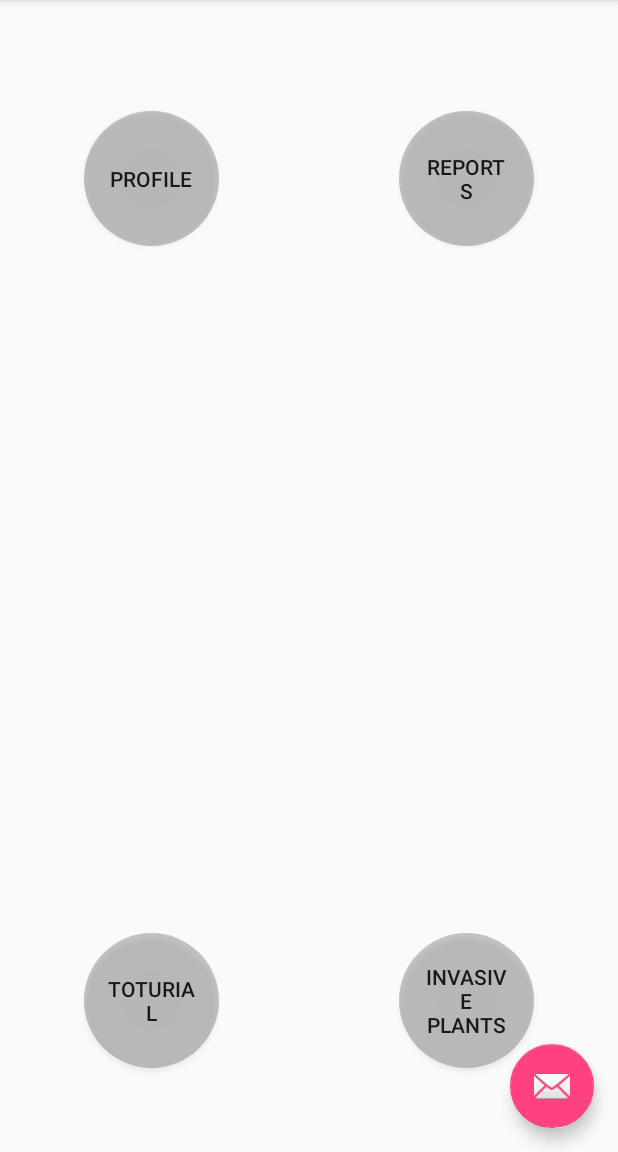
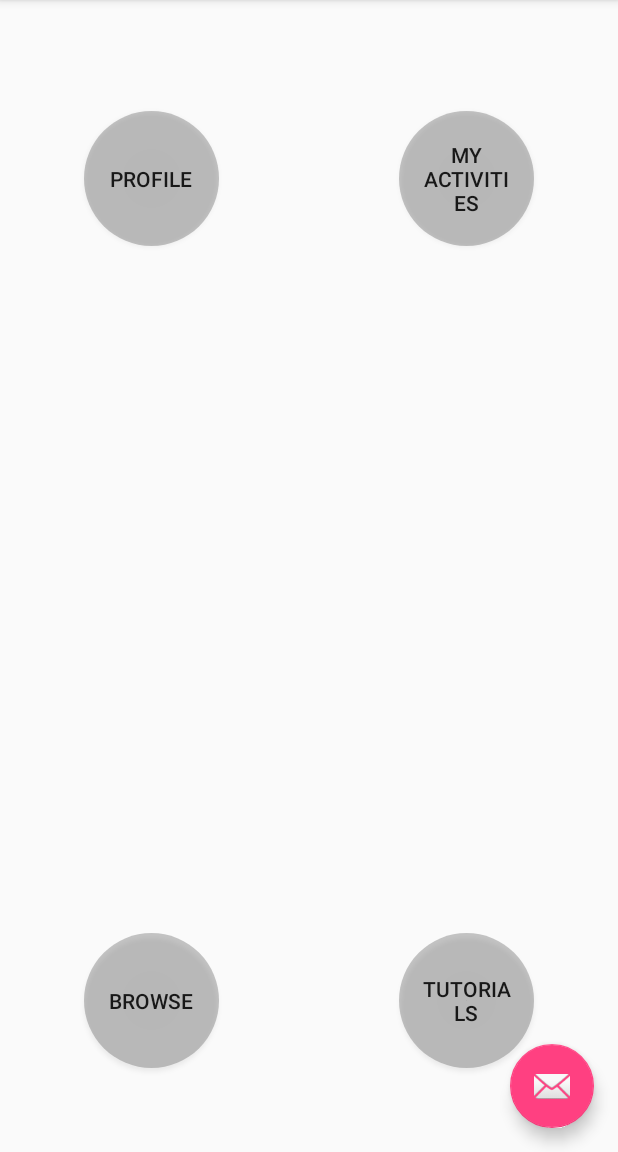
Before and after one commit to brianfu/TeamCSSS-Enactus, an Android app: the screen it shows after launch (MainActivity), on a phone screen of 412 x 824 dp, the part 84-1236 px from its top. Run offline under Robolectric (Android 15) with nearby library versions, the light colour scheme and no system bars.

Commit message:
First page completed

```diff
--- a/HACKtion/app/src/main/AndroidManifest.xml
+++ b/HACKtion/app/src/main/AndroidManifest.xml
@@ -22,7 +22,9 @@
         <activity
             android:name=".report"
             android:label="@string/title_activity_report"
-            android:theme="@style/AppTheme.NoActionBar"></activity>
+            android:theme="@style/AppTheme.NoActionBar" />
+        <activity android:name=".browsePage" />
+        <activity android:name=".tutorialPage"></activity>
     </application>
 
 </manifest>
--- a/HACKtion/app/src/main/res/layout/content_main.xml
+++ b/HACKtion/app/src/main/res/layout/content_main.xml
@@ -18,51 +18,54 @@
         android:id="@+id/Profile"
         android:layout_width="90dp"
         android:layout_height="90dp"
-            android:layout_alignLeft="@+id/Tutorial"
-            android:layout_alignStart="@+id/Tutorial"
-            android:layout_alignTop="@+id/Reports"
+        android:layout_alignLeft="@+id/browseButton"
+        android:layout_alignStart="@+id/browseButton"
+        android:layout_alignTop="@+id/myReport"
         android:background="@drawable/button_bg_round"
+        android:onClick="publicButton"
         android:padding="15dp"
         android:text="Profile"
         tools:clickable="true" />
 
     <Button
-            android:id="@+id/Tutorial"
+        android:id="@+id/browseButton"
         android:layout_width="90dp"
         android:layout_height="90dp"
-            android:background="@drawable/button_bg_round"
-            android:padding="15dp"
-            android:text="Toturial"
         android:layout_alignParentBottom="true"
+        android:layout_marginBottom="40dp"
+        android:layout_marginLeft="40dp"
         android:layout_marginRight="40dp"
         android:layout_marginStart="40dp"
-            android:layout_marginBottom="40dp"
-            android:layout_marginLeft="40dp" />
+        android:background="@drawable/button_bg_round"
+        android:onClick="browseButton"
+        android:padding="15dp"
+        android:text="Browse" />
 
     <Button
-            android:id="@+id/Reports"
+        android:id="@+id/myReport"
         android:layout_width="90dp"
         android:layout_height="90dp"
+        android:layout_alignParentEnd="true"
+        android:layout_alignParentRight="true"
+        android:layout_alignParentTop="true"
+        android:layout_marginEnd="40dp"
+        android:layout_marginRight="40dp"
         android:layout_marginTop="58dp"
         android:background="@drawable/button_bg_round"
+        android:onClick="reportButton"
         android:padding="15dp"
-            android:text="Reports"
-            android:layout_alignParentTop="true"
-            android:layout_alignParentRight="true"
-            android:layout_alignParentEnd="true"
-            android:layout_marginRight="40dp"
-            android:layout_marginEnd="40dp" />
+        android:text="My Activities" />
 
     <Button
-            android:id="@+id/InvasivePlants"
+        android:id="@+id/tutorialButton"
         android:layout_width="90dp"
         android:layout_height="90dp"
+        android:layout_alignLeft="@+id/myReport"
+        android:layout_alignStart="@+id/myReport"
+        android:layout_alignTop="@+id/browseButton"
         android:background="@drawable/button_bg_round"
+        android:onClick="tutorialButton"
         android:padding="15dp"
-            android:text="Invasive Plants"
-            android:layout_alignTop="@+id/Tutorial"
-            android:layout_alignLeft="@+id/Reports"
-            android:layout_alignStart="@+id/Reports"
-            />
+        android:text="Tutorials" />
 
 </RelativeLayout>
```
Also changed, not shown: HACKtion/app/src/main/java/com/example/jryzkns/hacktion/MainActivity.java (+13 -1 lines), HACKtion/app/src/main/java/com/example/jryzkns/hacktion/browsePage.java (added, +13 -0 lines), HACKtion/app/src/main/java/com/example/jryzkns/hacktion/tutorialPage.java (added, +13 -0 lines), HACKtion/app/src/main/res/layout/activity_browse_page.xml (added, +9 -0 lines), HACKtion/app/src/main/res/layout/activity_tutorial_page.xml (added, +9 -0 lines). Lines whose indentation alone changed are shown as unchanged.
